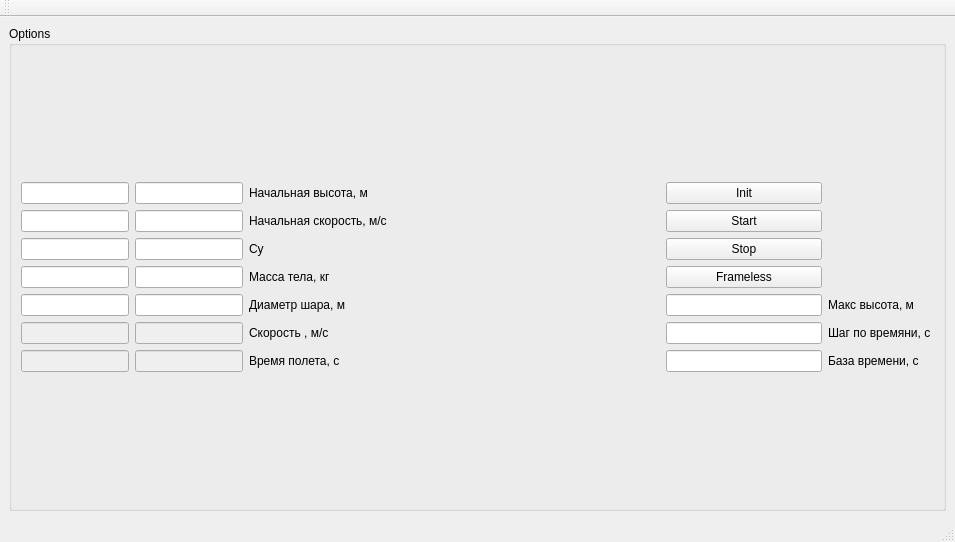
This is mainwindow.ui in 9avgDevelopment/AristotleAndGalileoTask as Qt 5 draws it before an edit. The edited form follows.
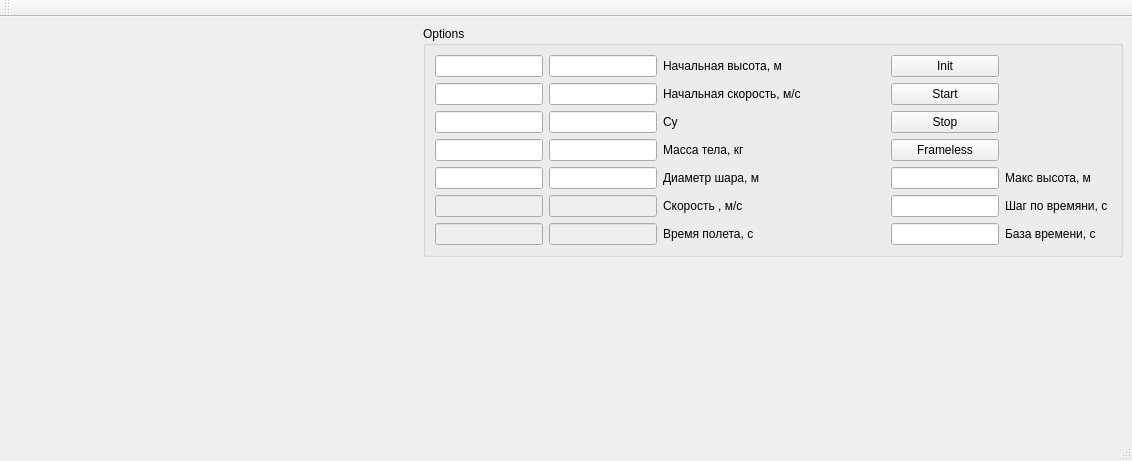
This is the edited form. Custom widgets are drawn as their Qt base class.

Patch:
```diff
--- a/mainwindow.ui
+++ b/mainwindow.ui
@@ -6,8 +6,8 @@
    <rect>
     <x>0</x>
     <y>0</y>
-    <width>955</width>
-    <height>542</height>
+    <width>1132</width>
+    <height>461</height>
    </rect>
   </property>
   <property name="sizePolicy">
@@ -21,10 +21,26 @@
   </property>
   <widget class="QWidget" name="centralwidget">
    <layout class="QGridLayout" name="gridLayout_3">
-    <item row="0" column="0">
+    <item row="0" column="0" rowspan="3">
+     <widget class="QCustomPlot" name="graph1" native="true">
+      <property name="sizePolicy">
+       <sizepolicy hsizetype="Expanding" vsizetype="Preferred">
+        <horstretch>0</horstretch>
+        <verstretch>0</verstretch>
+       </sizepolicy>
+      </property>
+     </widget>
+    </item>
+    <item row="1" column="1">
+     <widget class="QCustomPlot" name="graph2" native="true"/>
+    </item>
+    <item row="2" column="1">
+     <widget class="QCustomPlot" name="graph3" native="true"/>
+    </item>
+    <item row="0" column="1">
      <widget class="QGroupBox" name="options">
       <property name="sizePolicy">
-       <sizepolicy hsizetype="Minimum" vsizetype="Minimum">
+       <sizepolicy hsizetype="Maximum" vsizetype="Minimum">
         <horstretch>0</horstretch>
         <verstretch>0</verstretch>
        </sizepolicy>
@@ -155,6 +171,9 @@
            <property name="orientation">
             <enum>Qt::Horizontal</enum>
            </property>
+           <property name="sizeType">
+            <enum>QSizePolicy::Expanding</enum>
+           </property>
            <property name="sizeHint" stdset="0">
             <size>
              <width>80</width>
@@ -255,6 +274,14 @@
    </attribute>
   </widget>
  </widget>
+ <customwidgets>
+  <customwidget>
+   <class>QCustomPlot</class>
+   <extends>QWidget</extends>
+   <header>qcustomplot.h</header>
+   <container>1</container>
+  </customwidget>
+ </customwidgets>
  <resources/>
  <connections/>
 </ui>
```
Left out of the diff: 130 changed lines with no effect on the pictures.
